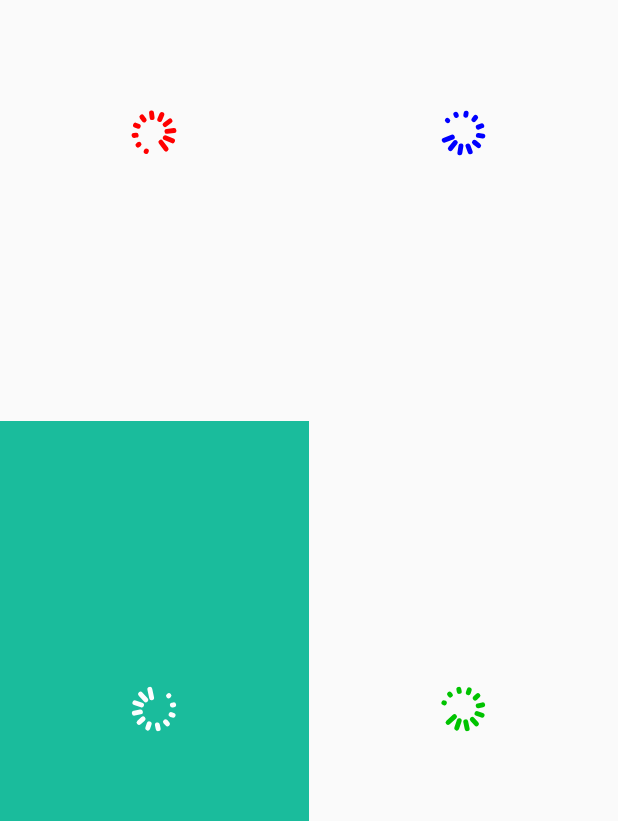
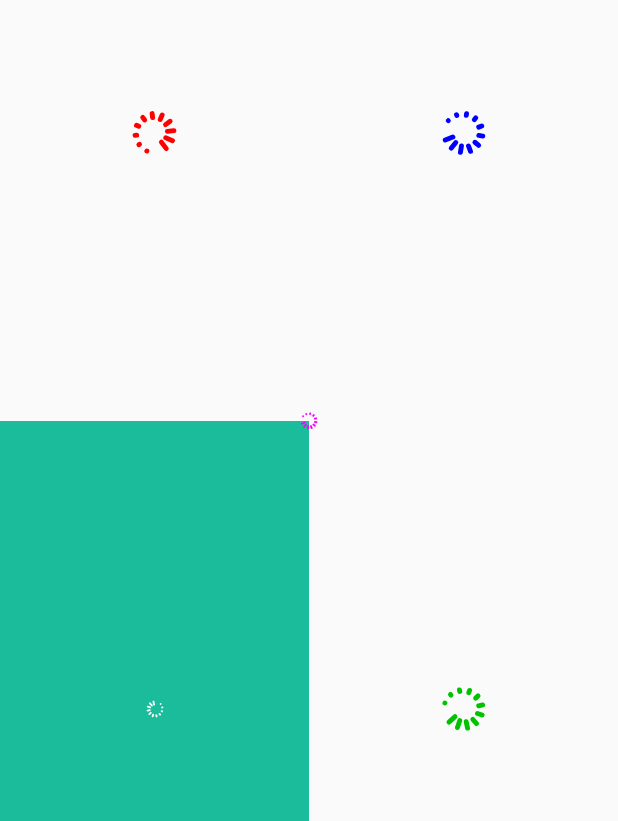
Before and after one commit to kapaseker/SuchWaiting, an Android app: the screen it shows after launch (SampleActivity), after a tap on "Dot Waiting", on a phone screen of 412 x 824 dp. Shown: the part 239-1060 px from the top of the screen. Run offline under Robolectric (Android 15) with nearby library versions, the phone set to English and light mode, and no system bars; 1 other tap on this screen came first.

Commit message:
添加三角连线等待动画

```diff
--- a/app/src/main/java/azalea/com/suchwating/SampleActivity.java
+++ b/app/src/main/java/azalea/com/suchwating/SampleActivity.java
@@ -13,6 +13,7 @@ import android.view.MenuItem;
 
 import azalea.com.suchwating.sample.ColorLineDotFragment;
 import azalea.com.suchwating.sample.IndexFragment;
+import azalea.com.suchwating.sample.TriangleFragment;
 
 public class SampleActivity extends AppCompatActivity
 		implements NavigationView.OnNavigationItemSelectedListener {
@@ -24,6 +25,7 @@ public class SampleActivity extends AppCompatActivity
 	private static final Fragment[] SAMPLE_FRAGMENTS = new Fragment[]{
 			new IndexFragment(),
 			new ColorLineDotFragment(),
+			new TriangleFragment(),
 	};
 
 	@Override
@@ -42,9 +44,9 @@ public class SampleActivity extends AppCompatActivity
 		mNavigationView = (NavigationView) findViewById(R.id.nav_view);
 		mNavigationView.setNavigationItemSelectedListener(this);
 
-        if(getSupportFragmentManager().findFragmentById(R.id.fragment) == null){
-            goFragment(0);
-        }
+		if (getSupportFragmentManager().findFragmentById(R.id.fragment) == null) {
+			goFragment(0);
+		}
 	}
 
 	@Override
@@ -89,9 +91,12 @@ public class SampleActivity extends AppCompatActivity
 	public boolean onNavigationItemSelected(MenuItem item) {
 		// Handle navigation view item clicks here.
 
-		switch (item.getItemId()){
+		switch (item.getItemId()) {
 			case R.id.nav_color_line_dot:
 				goFragment(1);
+				break;
+			case R.id.navi_triangle:
+				goFragment(2);
 				break;
 		}
 
@@ -101,6 +106,6 @@ public class SampleActivity extends AppCompatActivity
 	}
 
 	private void goFragment(int index) {
-		getSupportFragmentManager().beginTransaction().replace(R.id.fragment,SAMPLE_FRAGMENTS[index]).commit();
+		getSupportFragmentManager().beginTransaction().replace(R.id.fragment, SAMPLE_FRAGMENTS[index]).commit();
 	}
 }
--- a/app/src/main/java/azalea/com/suchwating/sample/ColorLineDotFragment.java
+++ b/app/src/main/java/azalea/com/suchwating/sample/ColorLineDotFragment.java
@@ -15,8 +15,6 @@ import azalea.com.suchwating.R;
 
 public class ColorLineDotFragment extends BaseFragment {
 
-	public static final String TAG_FRAGMENT = "ColorLineDotFragment";
-
 	@Override
 	public void onViewCreated(View view, @Nullable Bundle savedInstanceState) {
 		super.onViewCreated(view, savedInstanceState);
@@ -25,6 +23,7 @@ public class ColorLineDotFragment extends BaseFragment {
 		((ImageView) view.findViewById(R.id.img_2)).setImageDrawable(new LoadingDrawable(new ColorLineDotLoadingRender(2600L, Color.BLUE)));
 		((ImageView) view.findViewById(R.id.img_3)).setImageDrawable(new LoadingDrawable(new ColorLineDotLoadingRender()));
 		((ImageView) view.findViewById(R.id.img_4)).setImageDrawable(new LoadingDrawable(new ColorLineDotLoadingRender(3000L, Color.parseColor("#00c300"))));
+		((ImageView)view.findViewById(R.id.img_5)).setImageDrawable(new LoadingDrawable(new ColorLineDotLoadingRender(2600L, Color.MAGENTA)));
 	}
 
 	@Override
--- a/app/src/main/java/azalea/com/suchwating/sample/IndexFragment.java
+++ b/app/src/main/java/azalea/com/suchwating/sample/IndexFragment.java
@@ -9,8 +9,6 @@ import azalea.com.suchwating.R;
 
 public class IndexFragment extends BaseFragment {
 
-	public static final String TAG_FRAGMENT = "IndexFragment";
-
 	@Override
 	protected int getLayoutResource() {
 		return R.layout.frag_index;
--- a/app/src/main/res/layout/frag_color_line_dot.xml
+++ b/app/src/main/res/layout/frag_color_line_dot.xml
@@ -1,10 +1,16 @@
 <?xml version="1.0" encoding="utf-8"?>
-<LinearLayout xmlns:android="http://schemas.android.com/apk/res/android"
+<RelativeLayout android:id="@+id/container"
+                xmlns:android="http://schemas.android.com/apk/res/android"
+                android:layout_width="match_parent"
+                android:layout_height="match_parent">
+
+    <LinearLayout
         android:layout_width="match_parent"
         android:layout_height="match_parent"
         android:orientation="vertical">
 
         <LinearLayout
+            android:id="@+id/row_first"
             android:layout_width="match_parent"
             android:layout_height="0dp"
             android:layout_weight="1"
@@ -26,16 +32,17 @@
         <LinearLayout
             android:layout_width="match_parent"
             android:layout_height="0dp"
+            android:layout_below="@id/row_first"
             android:layout_weight="1"
             android:orientation="horizontal">
 
             <ImageView
                 android:id="@+id/img_3"
-            android:scaleType="centerInside"
-            android:background="@color/clr_nav_back_end"
                 android:layout_width="0dp"
                 android:layout_height="match_parent"
-            android:layout_weight="1"/>
+                android:layout_weight="1"
+                android:background="@color/clr_nav_back_end"
+                android:scaleType="centerInside"/>
 
             <ImageView
                 android:id="@+id/img_4"
@@ -43,5 +50,11 @@
                 android:layout_height="match_parent"
                 android:layout_weight="1"/>
         </LinearLayout>
+    </LinearLayout>
 
-</LinearLayout>
+    <ImageView
+        android:id="@+id/img_5"
+        android:layout_width="wrap_content"
+        android:layout_height="wrap_content"
+        android:layout_centerInParent="true"/>
+</RelativeLayout>
--- a/app/src/main/res/menu/activity_sample_drawer.xml
+++ b/app/src/main/res/menu/activity_sample_drawer.xml
@@ -5,6 +5,9 @@
         <item
             android:id="@+id/nav_color_line_dot"
             android:title="@string/menu_item_dot_waiting"/>
+        <item
+            android:id="@+id/navi_triangle"
+            android:title="@string/menu_item_triangle_waiting"/>
     </group>
 
 </menu>
--- a/app/src/main/res/values/strings.xml
+++ b/app/src/main/res/values/strings.xml
@@ -10,4 +10,5 @@
 
     <string name="menu_item_index">Index</string>
     <string name="menu_item_dot_waiting">Dot Waiting</string>
+    <string name="menu_item_triangle_waiting">Triangle Waiting</string>
 </resources>
--- a/suchwaiting/src/main/java/com/azalea/suchwaiting/loadingimplemention/BaseLoadingRender.java
+++ b/suchwaiting/src/main/java/com/azalea/suchwaiting/loadingimplemention/BaseLoadingRender.java
@@ -8,6 +8,8 @@ import android.graphics.drawable.Drawable;
 import android.support.annotation.IntRange;
 import android.support.annotation.NonNull;
 import android.support.annotation.Nullable;
+
+import com.azalea.suchwaiting.contant.Constant;
 
 /**
  * Created by Panoo on 2017/4/6.
@@ -49,4 +51,14 @@ public class BaseLoadingRender implements ILoadingRender {
 	public int getOpacity() {
 		return PixelFormat.UNKNOWN;
 	}
+
+	@Override
+	public int getIntrinsicHeight() {
+		return Constant.DEFAULT_SIZE;
+	}
+
+	@Override
+	public int getIntrinsicWidth() {
+		return Constant.DEFAULT_SIZE;
+	}
 }
--- a/suchwaiting/src/main/java/com/azalea/suchwaiting/loadingimplemention/ILoadingRender.java
+++ b/suchwaiting/src/main/java/com/azalea/suchwaiting/loadingimplemention/ILoadingRender.java
@@ -23,4 +23,7 @@ public interface ILoadingRender {
 
 	int getOpacity();
 
+	int getIntrinsicHeight();
+
+	int getIntrinsicWidth();
 }
--- a/suchwaiting/src/main/java/com/azalea/suchwaiting/wrapper_drawable/LoadingDrawable.java
+++ b/suchwaiting/src/main/java/com/azalea/suchwaiting/wrapper_drawable/LoadingDrawable.java
@@ -8,6 +8,7 @@ import android.support.annotation.IntRange;
 import android.support.annotation.NonNull;
 import android.support.annotation.Nullable;
 
+import com.azalea.suchwaiting.contant.Constant;
 import com.azalea.suchwaiting.loadingimplemention.BaseLoadingRender;
 
 
@@ -60,6 +61,16 @@ public class LoadingDrawable extends Drawable implements Drawable.Callback {
 	}
 
 	@Override
+	public int getIntrinsicHeight() {
+		return mLoadingRender.getIntrinsicHeight();
+	}
+
+	@Override
+	public int getIntrinsicWidth() {
+		return mLoadingRender.getIntrinsicWidth();
+	}
+
+	@Override
 	public void unscheduleDrawable(@NonNull Drawable who, @NonNull Runnable what) {
 		unscheduleSelf(what);
 	}
```
Also changed, not shown: app/src/main/java/azalea/com/suchwating/sample/TriangleFragment.java (added, +30 -0 lines), app/src/main/res/layout/frag_triangle.xml (added, +7 -0 lines), suchwaiting/src/main/java/com/azalea/suchwaiting/contant/Constant.java (added, +9 -0 lines), suchwaiting/src/main/java/com/azalea/suchwaiting/loadingimplemention/triangle/TriangleDotRender.java (added, +103 -0 lines). Lines whose indentation alone changed are shown as unchanged.
